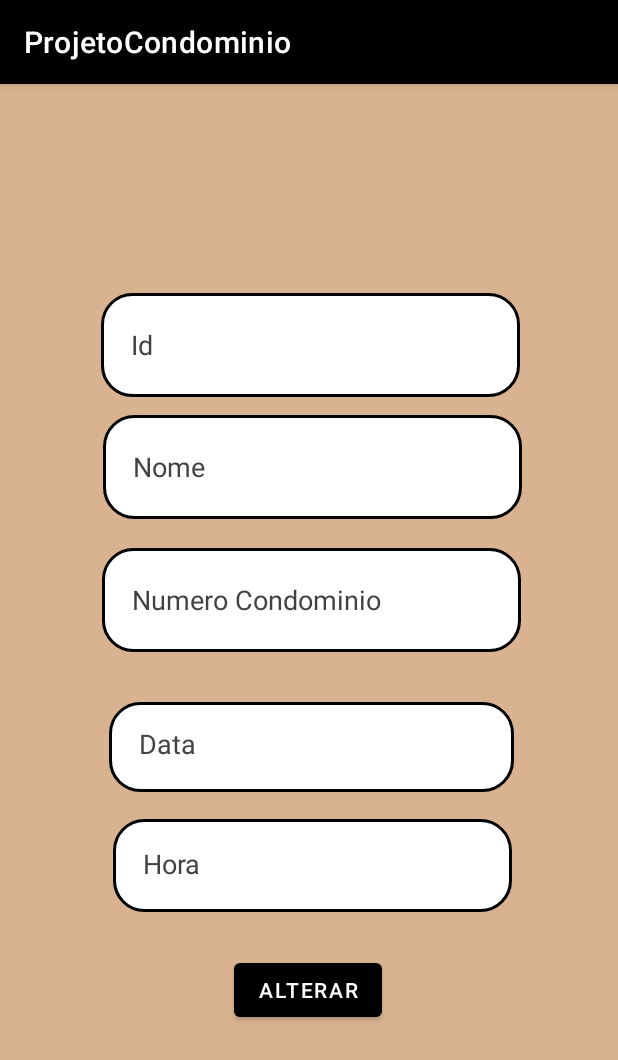
After one commit to LigiaBrito/ProjetoCondominio, an Android app: the UpdateEntrada screen opened directly, with no data from a screen before it, on a phone screen of 412 x 824 dp. The commit adds this screen. Shown: the top 1060 px of the screen. Run offline under Robolectric (Android 15) with nearby library versions, the phone set to English and light mode, and no system bars; our stand-ins replace Firebase (no records; nobody signed in at launch, a user with empty details on screens opened directly).

Commit message:
Alterar Entrada Morador

```diff
--- a/app/src/main/AndroidManifest.xml
+++ b/app/src/main/AndroidManifest.xml
@@ -11,6 +11,12 @@
         android:supportsRtl="true"
         android:theme="@style/Theme.ProjetoCondominio"
         tools:targetApi="31">
+        <activity
+            android:name=".Home"
+            android:exported="false" />
+        <activity
+            android:name=".UpdateEntrada"
+            android:exported="false" />
         <activity
             android:name=".MostrarEntradaSaida"
             android:exported="false" />
--- a/app/src/main/java/com/example/projetocondominio/FormLogin.java
+++ b/app/src/main/java/com/example/projetocondominio/FormLogin.java
@@ -26,7 +26,7 @@ public class FormLogin extends AppCompatActivity {
         bt_entrar.setOnClickListener(new View.OnClickListener() {
             @Override
             public void onClick(View view) {
-                Intent intent = new Intent(FormLogin.this,MainActivity2.class);
+                Intent intent = new Intent(FormLogin.this,Home.class);
                 startActivity(intent);
             }
         });
--- /dev/null
+++ b/app/src/main/java/com/example/projetocondominio/UpdateEntrada.java
@@ -0,0 +1,60 @@
+package com.example.projetocondominio;
+
+import androidx.annotation.NonNull;
+import androidx.appcompat.app.AppCompatActivity;
+
+import android.os.Bundle;
+import android.view.View;
+import android.widget.Button;
+import android.widget.TextView;
+import android.widget.Toast;
+
+import com.google.firebase.database.DataSnapshot;
+import com.google.firebase.database.DatabaseError;
+import com.google.firebase.database.DatabaseReference;
+import com.google.firebase.database.FirebaseDatabase;
+import com.google.firebase.database.ValueEventListener;
+
+import java.util.Map;
+
+public class UpdateEntrada extends AppCompatActivity {
+
+
+
+    @Override
+    protected void onCreate(Bundle savedInstanceState) {
+        super.onCreate(savedInstanceState);
+        setContentView(R.layout.activity_update_entrada);
+
+        Button btnAlterar = findViewById(R.id.buttonAlterar);
+        TextView tvIdAlterar = findViewById(R.id.edit_idAlterar);
+        TextView tvNome = findViewById(R.id.edit_nomeUpdate);
+        TextView tvNumeroCondominio = findViewById(R.id.edit_numeroCondominioUpdate);
+        TextView tvHoraEntrada = findViewById(R.id.edit_horaUpdate);
+        TextView tvDataEntrada = findViewById(R.id.edit_dataUpdate);
+        btnAlterar.setOnClickListener(new View.OnClickListener() {
+
+            @Override
+            public void onClick(View view) {
+
+                String entradaId = tvIdAlterar.getText().toString(); // ID da entrada a ser atualizada
+                String novoNome = tvNome.getText().toString(); // Novo valor para o nome
+                String novoNumeroCondominio = tvNumeroCondominio.getText().toString(); // Novo valor para o número do condomínio
+                String novaHoraEntrada = tvHoraEntrada.getText().toString(); // Novo valor para a hora de entrada
+                String novaData = tvDataEntrada.getText().toString(); // Novo valor para a data
+
+                EntradaMorador novaEntradaMorador = new EntradaMorador(novoNome, novoNumeroCondominio, novaHoraEntrada, novaData);
+                DatabaseReference entradaRef = FirebaseDatabase.getInstance().getReference("entrada").child(entradaId);
+
+                entradaRef.child("nome").setValue(novoNome);
+                entradaRef.child("numeroCondominio").setValue(novoNumeroCondominio);
+                entradaRef.child("horaEntrada").setValue(novaHoraEntrada);
+                entradaRef.child("data").setValue(novaData);
+
+                Toast.makeText(getApplicationContext(), "Valor alterado com sucesso", Toast.LENGTH_SHORT).show();
+            }
+        });
+
+
+    }
+}
--- /dev/null
+++ b/app/src/main/res/layout/activity_update_entrada.xml
@@ -0,0 +1,93 @@
+<?xml version="1.0" encoding="utf-8"?>
+<androidx.constraintlayout.widget.ConstraintLayout xmlns:android="http://schemas.android.com/apk/res/android"
+    xmlns:app="http://schemas.android.com/apk/res-auto"
+    xmlns:tools="http://schemas.android.com/tools"
+    android:layout_width="match_parent"
+    android:layout_height="match_parent"
+    android:background="@color/marrom_claro"
+    tools:context=".UpdateEntrada">
+
+    <EditText
+        android:id="@+id/edit_idAlterar"
+        style="@style/Edit_Text"
+        android:layout_width="279dp"
+        android:layout_height="69dp"
+        android:hint="Id"
+        android:inputType="textEmailAddress"
+        app:layout_constraintBottom_toBottomOf="parent"
+        app:layout_constraintEnd_toEndOf="parent"
+        app:layout_constraintHorizontal_bias="0.515"
+        app:layout_constraintStart_toStartOf="parent"
+        app:layout_constraintTop_toTopOf="parent"
+        app:layout_constraintVertical_bias="0.181" />
+
+    <EditText
+        android:id="@+id/edit_nomeUpdate"
+        style="@style/Edit_Text"
+        android:layout_width="279dp"
+        android:layout_height="69dp"
+        android:hint="Nome"
+        android:inputType="textEmailAddress"
+        app:layout_constraintBottom_toBottomOf="parent"
+        app:layout_constraintEnd_toEndOf="parent"
+        app:layout_constraintHorizontal_bias="0.545"
+        app:layout_constraintStart_toStartOf="parent"
+        app:layout_constraintTop_toTopOf="parent"
+        app:layout_constraintVertical_bias="0.3" />
+
+    <EditText
+        android:id="@+id/edit_horaUpdate"
+        style="@style/Edit_Text"
+        android:layout_width="266dp"
+        android:layout_height="62dp"
+        android:layout_marginBottom="216dp"
+        android:ems="10"
+        android:hint="@string/hora"
+        android:inputType="time"
+        android:minHeight="48dp"
+        app:layout_constraintBottom_toBottomOf="parent"
+        app:layout_constraintEnd_toEndOf="parent"
+        app:layout_constraintHorizontal_bias="0.531"
+        app:layout_constraintStart_toStartOf="parent" />
+
+    <EditText
+        android:id="@+id/edit_dataUpdate"
+        style="@style/Edit_Text"
+        android:layout_width="270dp"
+        android:layout_height="60dp"
+        android:layout_marginBottom="296dp"
+        android:ems="10"
+        android:hint="@string/data"
+        android:inputType="date"
+        android:minHeight="48dp"
+        app:layout_constraintBottom_toBottomOf="parent"
+        app:layout_constraintEnd_toEndOf="parent"
+        app:layout_constraintHorizontal_bias="0.531"
+        app:layout_constraintStart_toStartOf="parent" />
+
+    <EditText
+        android:id="@+id/edit_numeroCondominioUpdate"
+        style="@style/Edit_Text"
+        android:layout_width="279dp"
+        android:layout_height="69dp"
+        android:hint="Numero Condominio"
+        android:inputType="textEmailAddress"
+        app:layout_constraintBottom_toBottomOf="parent"
+        app:layout_constraintEnd_toEndOf="parent"
+        app:layout_constraintHorizontal_bias="0.537"
+        app:layout_constraintStart_toStartOf="parent"
+        app:layout_constraintTop_toTopOf="parent"
+        app:layout_constraintVertical_bias="0.43" />
+
+    <Button
+        android:id="@+id/buttonAlterar"
+        android:layout_width="wrap_content"
+        android:layout_height="wrap_content"
+        android:layout_marginBottom="140dp"
+        android:text="Alterar"
+        app:layout_constraintBottom_toBottomOf="parent"
+        app:layout_constraintEnd_toEndOf="parent"
+        app:layout_constraintHorizontal_bias="0.498"
+        app:layout_constraintStart_toStartOf="parent" />
+
+</androidx.constraintlayout.widget.ConstraintLayout>
--- a/app/src/main/res/values/strings.xml
+++ b/app/src/main/res/values/strings.xml
@@ -3,4 +3,6 @@
     <string name="entrar">Entrar</string>
     <string name="text_cadastro">Crie uma conta clicando aqui</string>
     <string name="title_cadastro">Cadastre-se</string>
+    <string name="data">Data</string>
+    <string name="hora">Hora</string>
 </resources>
```
Also changed, not shown: app/src/main/java/com/example/projetocondominio/Home.java (added, +29 -0 lines), app/src/main/res/layout/activity_home.xml (added, +20 -0 lines).
